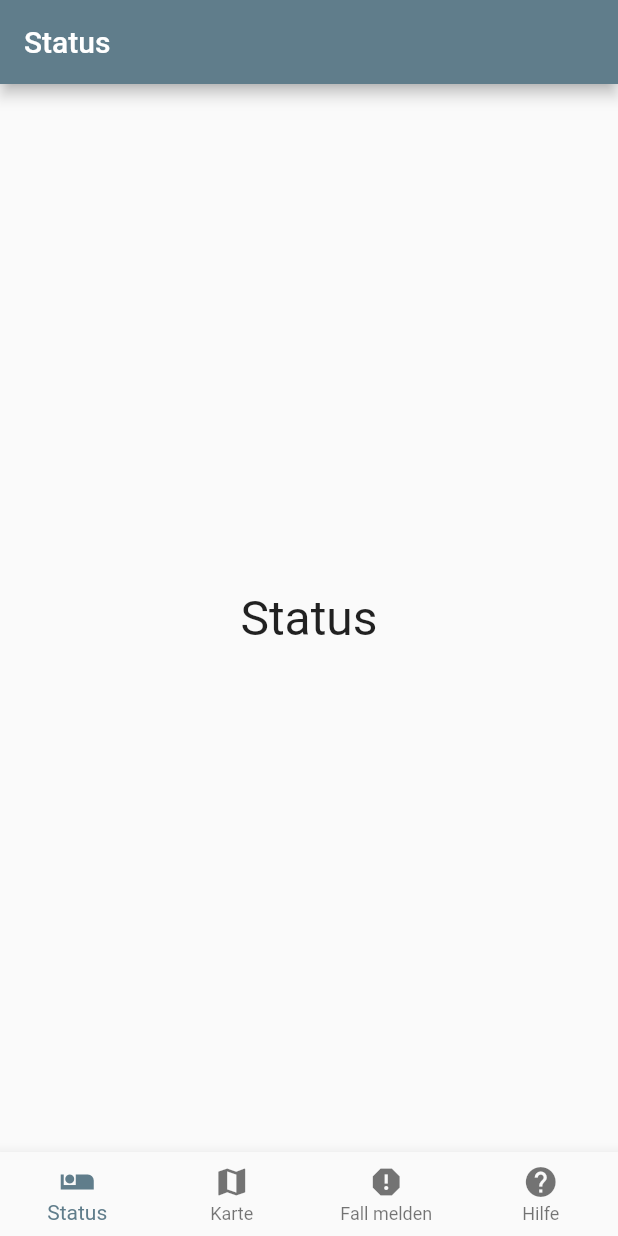
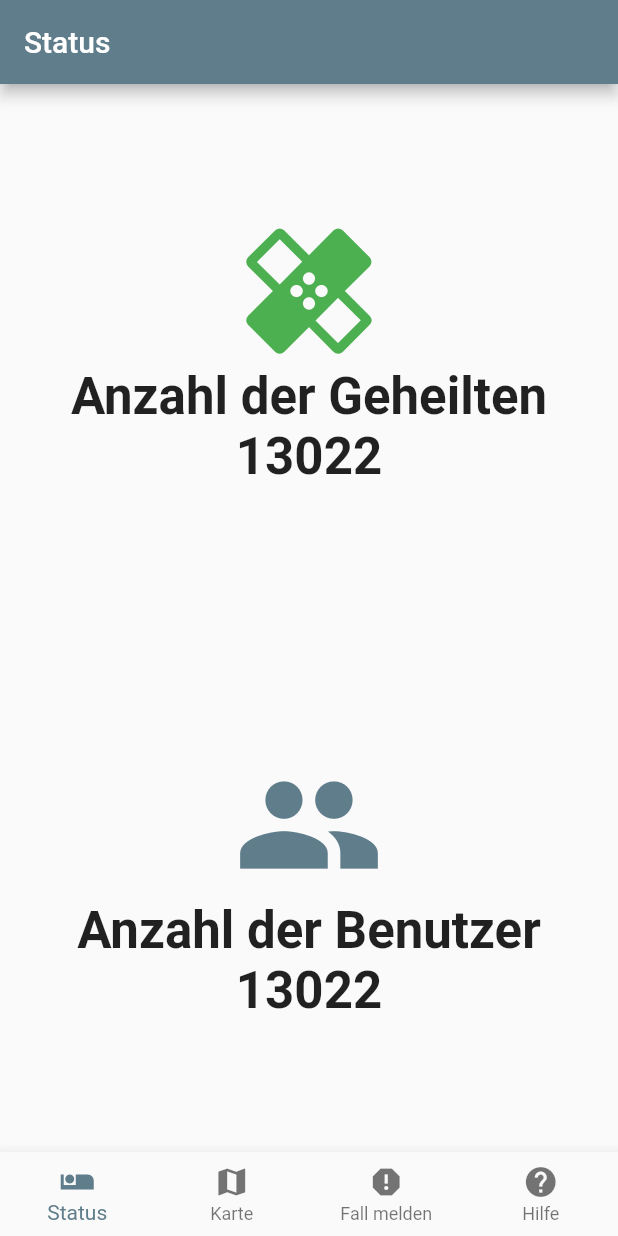
Before and after one commit to ninogjoni/wvsv_corona_tracker, a Flutter app: the screen it shows after launch, on a phone screen of 412 x 824 dp. Run offline on Flutter 3.47's test engine with Material 2 defaults, Android fonts, the phone set to English and light mode, and no system bars; missing offline and left inert: devicelocale, unique_id.

Commit message:
StatusScreen with placeholder counter

```diff
--- a/frontend/corona_tracker/lib/navigation/HelpScreen.dart
+++ b/frontend/corona_tracker/lib/navigation/HelpScreen.dart
@@ -7,6 +7,16 @@ class HelpScreen extends StatelessWidget {
   Widget build(BuildContext context) {
     return Scaffold(
       appBar: AppBar(
+        /* leading:
+        Builder(
+          builder: (BuildContext context) {
+            return IconButton(
+              icon: const Icon(Icons.menu),
+              onPressed: () { Scaffold.of(context).openDrawer(); },
+              tooltip: MaterialLocalizations.of(context).openAppDrawerTooltip,
+            );
+          },
+        ),*/
         title: Text('Hilfe'),
       ),
       body: Center(
--- a/frontend/corona_tracker/lib/navigation/ReportScreen.dart
+++ b/frontend/corona_tracker/lib/navigation/ReportScreen.dart
@@ -84,8 +84,11 @@ class ReportScreenFormState extends State<ReportScreenForm> {
     // Build a Form widget using the _formKey created above.
     return Form(
       key: _formKey,
-      child: Column(
-        crossAxisAlignment: CrossAxisAlignment.center,
+      child: ListView(
+        //mainAxisAlignment: MainAxisAlignment.center,
+        //crossAxisAlignment: CrossAxisAlignment.center,
+        shrinkWrap: true,
+        padding: EdgeInsets.all(20.0),
         children: <Widget>[
           Padding(
             padding: const EdgeInsets.symmetric(vertical: 5.0),
--- a/frontend/corona_tracker/lib/navigation/StatusScreen.dart
+++ b/frontend/corona_tracker/lib/navigation/StatusScreen.dart
@@ -9,16 +9,70 @@ class StatusScreen extends StatelessWidget {
         title: Text('Status'),
       ),
       body: Center(
-        child: Center(
-          child: Text(
-            'Status',
-            textDirection: TextDirection.ltr,
-            style: TextStyle(
-              fontSize: 32,
-              color: Colors.black87,
+        child: Column(
+          mainAxisAlignment:
+            MainAxisAlignment.spaceAround,
+          children: [
+            Column(
+
+              children: [
+                Icon(
+                    Icons.healing,
+                    color: Colors.green[500],
+                    size: 100.0 ,
+                ),
+                Text(
+                  'Anzahl der Geheilten',
+                  style: TextStyle(
+                    fontWeight: FontWeight.bold,
+                    fontSize: 34
+                  )),
+                //TODO API CALL
+                Text(
+                    '13022',
+                    style: TextStyle(
+                        fontWeight: FontWeight.bold,
+                        fontSize: 34
+                    )
+                ),
+              ],
             ),
-          ),
-        ),
+            Column(
+              children: [
+                Icon(
+                  Icons.people,
+                  color: Colors.blueGrey,
+                  size: 100.0 ,
+                ),
+                Text(
+                    'Anzahl der Benutzer',
+                    style: TextStyle(
+                        fontWeight: FontWeight.bold,
+                        fontSize: 34
+                    )),
+                //TODO API CALL
+                Text(
+                    '13022',
+                    style: TextStyle(
+                        fontWeight: FontWeight.bold,
+                        fontSize: 34
+                    )
+                ),
+              ],
+            ),
+          ],
+        )
+
+//        child: Center (
+//          child: Text(
+//            'Anzahl der Geheilten',
+//            textDirection: TextDirection.ltr,
+//            style: TextStyle(
+//              fontSize: 32,
+//              color: Colors.black87,
+//            ),
+//          ),
+//        ),
       ),
     );
   }
```
